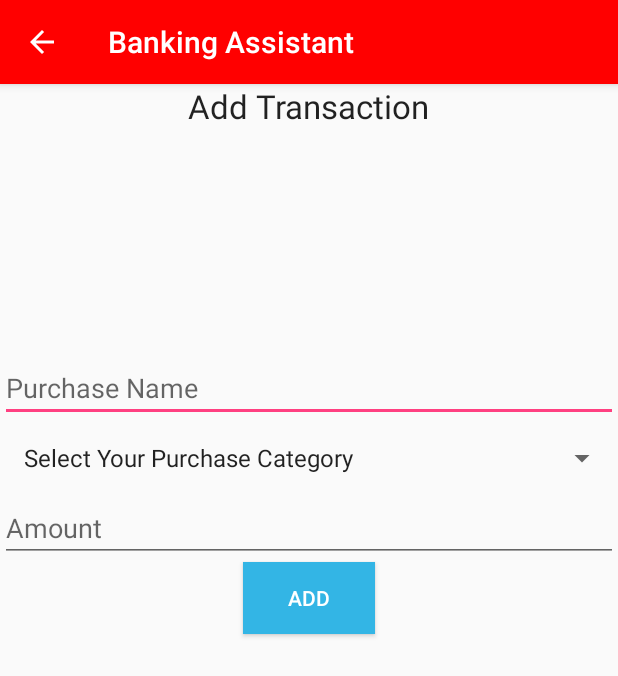
After one commit to Schmidty88/CS449-Android, an Android app: the TransactionActivity screen opened directly, with no data from a screen before it, on a phone screen of 412 x 824 dp. The commit adds this screen. Shown: the top 676 px of the screen. Run offline under Robolectric (Android 15) with nearby library versions, the phone set to English and light mode, and no system bars.

Commit message:
Sprint 6

```diff
--- a/CS449_Project/app/src/main/AndroidManifest.xml
+++ b/CS449_Project/app/src/main/AndroidManifest.xml
@@ -19,6 +19,11 @@
         <activity android:name=".UpdateActivity"
             android:label = "Update"
             android:parentActivityName=".MainActivity"/>
+    <activity android:name=".HelpActivity"
+        android:label="Help"
+        android:parentActivityName=".MainActivity"/>
+        <activity android:name=".TransactionActivity"
+            android:parentActivityName=".MainActivity"/>
     </application>
 
 </manifest>
--- /dev/null
+++ b/CS449_Project/app/src/main/java/com/example/tjsch/cs449_project/TransactionActivity.java
@@ -0,0 +1,66 @@
+package com.example.tjsch.cs449_project;
+
+import android.content.SharedPreferences;
+import android.os.Bundle;
+import android.support.v7.app.AppCompatActivity;
+import android.view.View;
+import android.widget.AdapterView;
+import android.widget.ArrayAdapter;
+import android.widget.Spinner;
+import android.widget.TextView;
+
+public class TransactionActivity extends AppCompatActivity {
+
+    TextView tv;
+    TextView tv3;
+
+    SharedPreferences money;
+
+
+    @Override
+    protected void onCreate(Bundle savedInstanceState) {
+        super.onCreate(savedInstanceState);
+        setContentView(R.layout.activity_transaction);
+
+        Spinner mySpinner = (Spinner) findViewById(R.id.spinner1);
+
+        ArrayAdapter<String> myAdapter = new ArrayAdapter<String>(TransactionActivity.this,
+                android.R.layout.simple_list_item_1, getResources().getStringArray(R.array.names));
+        myAdapter.setDropDownViewResource(android.R.layout.simple_spinner_dropdown_item);
+        mySpinner.setAdapter(myAdapter);
+
+        mySpinner.setOnItemSelectedListener(
+                new AdapterView.OnItemSelectedListener() {
+                    public void onItemSelected(AdapterView<?> parent, View itemSelected, int selectedItemPosition, long selected) {
+                        SharedPreferences.Editor editor = money.edit();
+                        editor.commit();
+                    }
+
+                    @Override
+                    public void onNothingSelected(AdapterView<?> adapterView) {
+
+                    }
+                });
+
+
+        money = getSharedPreferences("Money", 0);
+        tv = (TextView) findViewById(R.id.name_type);
+        tv3 = (TextView) findViewById(R.id.amount);
+
+    }
+
+
+    public void on_submit_click(View v) {
+        String nameText = tv.getText().toString();
+        String nameText2 = tv3.getText().toString();
+
+        SharedPreferences.Editor editor = money.edit();
+        editor.putString("Keyname", nameText);
+        editor.putString("Keyname2", nameText2);
+        editor.commit();
+
+
+    }
+
+
+}
--- a/CS449_Project/app/src/main/java/com/example/tjsch/cs449_project/UpdateActivity.java
+++ b/CS449_Project/app/src/main/java/com/example/tjsch/cs449_project/UpdateActivity.java
@@ -20,7 +20,7 @@
     protected void onCreate(Bundle savedInstanceState){
         super.onCreate(savedInstanceState);
         setContentView(R.layout.activity_update);
-        settings = getPreferences(MODE_PRIVATE);
+        settings = getSharedPreferences("ID",0);
         tv = (TextView) findViewById(R.id.User);
         tv2 = (TextView) findViewById(R.id.User2);
         tv3 = (TextView) findViewById(R.id.Earnings);
@@ -44,7 +44,7 @@
     }
 
     public void updateTextView(){
-        String Keyname = settings.getString("Keyname", "default value");
+        String Keyname = settings.getString("Keyname", "nameText");
 
         tv5 = (TextView) findViewById(R.id.Greetings1);
 
--- /dev/null
+++ b/CS449_Project/app/src/main/res/layout/activity_transaction.xml
@@ -0,0 +1,53 @@
+<?xml version="1.0" encoding="utf-8"?>
+<RelativeLayout
+    xmlns:android="http://schemas.android.com/apk/res/android" android:layout_width="match_parent"
+    android:layout_height="match_parent">
+
+    <EditText
+        android:id="@+id/name_type"
+        android:layout_width="match_parent"
+        android:layout_height="wrap_content"
+        android:layout_alignParentStart="true"
+        android:layout_alignParentTop="true"
+        android:layout_marginTop="180dp"
+        android:ems="10"
+        android:hint="Purchase Name"
+        android:inputType="textPersonName" />
+
+    <Spinner
+        android:id="@+id/spinner1"
+        android:layout_width="match_parent"
+        android:layout_height="wrap_content"
+        android:layout_alignParentStart="true"
+        android:layout_below="@+id/name_type" />
+
+    <EditText
+        android:id="@+id/amount"
+        android:layout_width="match_parent"
+        android:layout_height="wrap_content"
+        android:layout_alignParentStart="true"
+        android:layout_below="@+id/spinner1"
+        android:ems="10"
+        android:hint="Amount"
+        android:inputType="textPersonName" />
+
+    <Button
+        android:id="@+id/Add"
+        android:layout_width="wrap_content"
+        android:layout_height="wrap_content"
+        android:layout_below="@+id/amount"
+        android:layout_centerHorizontal="true"
+        android:background="@android:color/holo_blue_light"
+        android:text="Add"
+        android:textColor="@android:color/white" />
+
+    <TextView
+        android:id="@+id/textView3"
+        android:layout_width="wrap_content"
+        android:layout_height="wrap_content"
+        android:layout_alignParentTop="true"
+        android:layout_centerHorizontal="true"
+        android:text="Add Transaction"
+        android:textAppearance="@android:style/TextAppearance.Large" />
+
+</RelativeLayout>
--- a/CS449_Project/app/src/main/res/values/colors.xml
+++ b/CS449_Project/app/src/main/res/values/colors.xml
@@ -1,6 +1,6 @@
 <?xml version="1.0" encoding="utf-8"?>
 <resources>
     <color name="colorPrimary">#ffff0000</color>
-    <color name="colorPrimaryDark">#303F9F</color>
+    <color name="colorPrimaryDark">#172fc7</color>
     <color name="colorAccent">#FF4081</color>
 </resources>
--- a/CS449_Project/build.gradle
+++ b/CS449_Project/build.gradle
@@ -20,6 +20,7 @@
         google()
         jcenter()
         maven { url 'https://jitpack.io' }
+
     }
 }
 
```
Also changed, not shown: CS449_Project/app/build.gradle (+11 -11 lines), CS449_Project/app/src/main/java/com/example/tjsch/cs449_project/HelpActivity.java (+10 -1 lines), CS449_Project/app/src/main/java/com/example/tjsch/cs449_project/MainActivity.java (+53 -14 lines), CS449_Project/app/src/main/res/layout/activity_help.xml (added, +17 -0 lines), CS449_Project/app/src/main/res/layout/activity_main.xml (+38 -98 lines), 1 other file.
